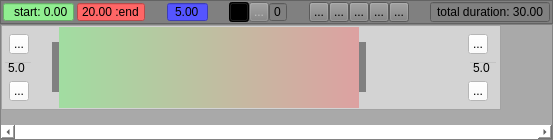
The window that animtimeline.ui (hiergaut/AnimTimeline) describes before a commit, drawn with Qt 5.
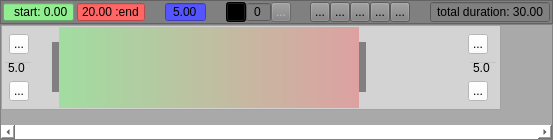
The same window after the commit. Icons and pictures are not drawn. Custom widgets are drawn as their Qt base class.

Commit message: clean keyposes spin

The edit to the form file:
```diff
--- a/animtimeline.ui
+++ b/animtimeline.ui
@@ -313,6 +313,28 @@
         </property>
        </widget>
       </item>
+      <item>
+       <widget class="QSpinBox" name="spinBox">
+        <property name="maximumSize">
+         <size>
+          <width>25</width>
+          <height>20</height>
+         </size>
+        </property>
+        <property name="toolTip">
+         <string>&lt;html&gt;&lt;head/&gt;&lt;body&gt;&lt;p&gt;&lt;span style=&quot; font-weight:600;&quot;&gt;numbers of keyPoses&lt;/span&gt;&lt;/p&gt;&lt;/body&gt;&lt;/html&gt;</string>
+        </property>
+        <property name="alignment">
+         <set>Qt::AlignCenter</set>
+        </property>
+        <property name="readOnly">
+         <bool>true</bool>
+        </property>
+        <property name="buttonSymbols">
+         <enum>QAbstractSpinBox::NoButtons</enum>
+        </property>
+       </widget>
+      </item>
       <item>
        <widget class="QToolButton" name="toolButton_deleteKeyPose">
         <property name="enabled">
@@ -336,25 +358,6 @@
         </property>
        </widget>
       </item>
-      <item>
-       <widget class="QSpinBox" name="spinBox">
-        <property name="maximumSize">
-         <size>
-          <width>18</width>
-          <height>20</height>
-         </size>
-        </property>
-        <property name="toolTip">
-         <string>&lt;html&gt;&lt;head/&gt;&lt;body&gt;&lt;p&gt;&lt;span style=&quot; font-weight:600;&quot;&gt;numbers of keyPoses&lt;/span&gt;&lt;/p&gt;&lt;/body&gt;&lt;/html&gt;</string>
-        </property>
-        <property name="readOnly">
-         <bool>true</bool>
-        </property>
-        <property name="buttonSymbols">
-         <enum>QAbstractSpinBox::NoButtons</enum>
-        </property>
-       </widget>
-      </item>
       <item>
        <spacer name="horizontalSpacer_5">
         <property name="orientation">
```
Left out of the diff: 50 changed lines with no effect on the pictures.
